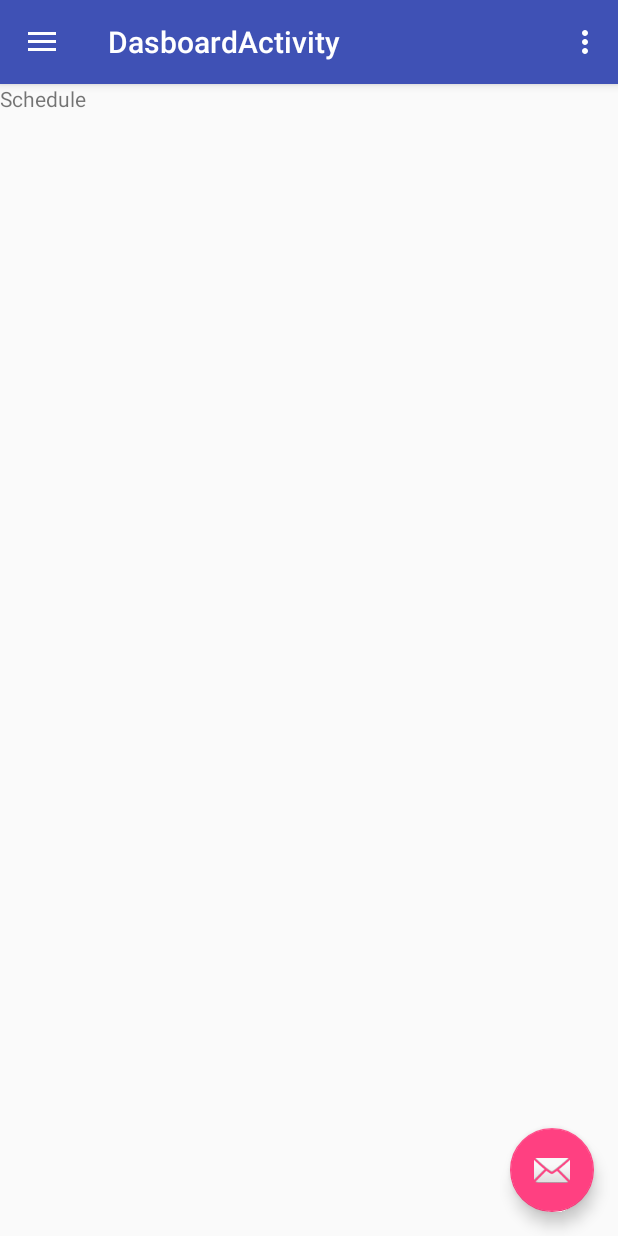
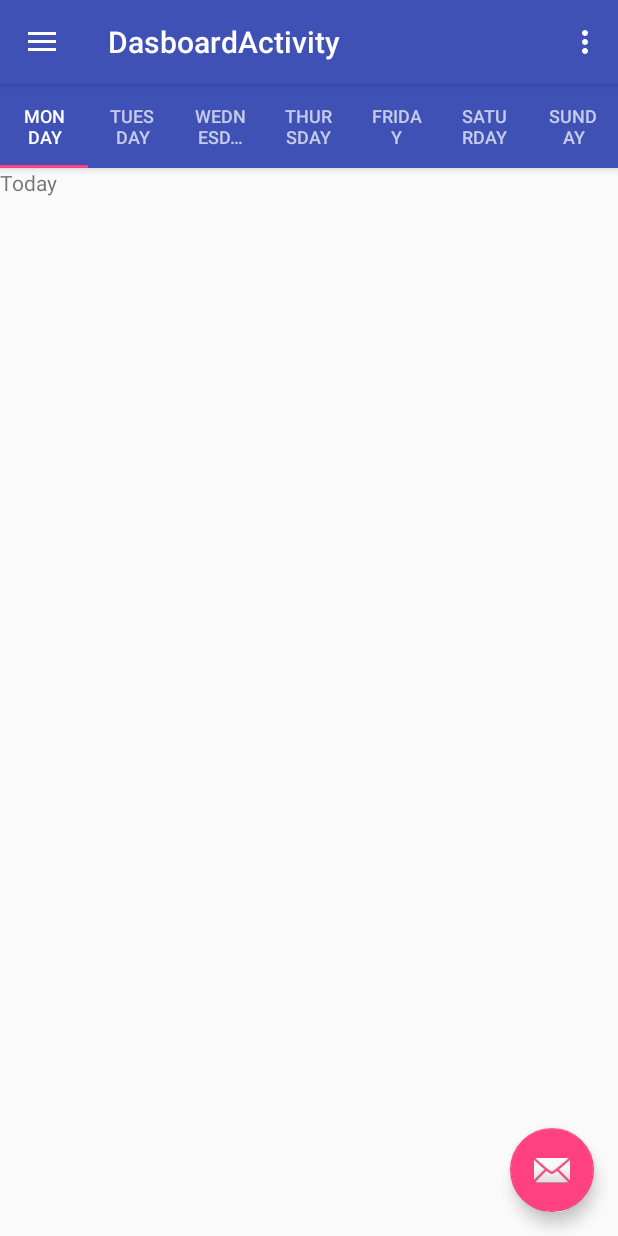
Before and after one commit to 5hirish/android_anti_detention, an Android app: the screen it shows after launch (DashboardActivity), in the side drawer, after a tap on "Schedule", on a phone screen of 412 x 824 dp. Run offline under Robolectric (Android 15) with nearby library versions, the phone set to English and light mode, and no system bars.

Commit message:
Added ViewPager to Schedule Fragment

```diff
--- a/app/src/main/java/com/alleviate/antidetention/DashboardFragment.java
+++ b/app/src/main/java/com/alleviate/antidetention/DashboardFragment.java
@@ -16,7 +16,7 @@ import android.view.ViewGroup;
 /**
  * A simple {@link Fragment} subclass.
  */
-public class DashboardFragment extends Fragment implements NavigationView.OnNavigationItemSelectedListener{
+public class DashboardFragment extends Fragment{
 
 
     public DashboardFragment() {
@@ -40,9 +40,4 @@ public class DashboardFragment extends Fragment implements NavigationView.OnNavi
 
         return fragment;
     }
-
-    @Override
-    public boolean onNavigationItemSelected(@NonNull MenuItem item) {
-        return false;
-    }
 }
--- a/app/src/main/java/com/alleviate/antidetention/ScheduleFragment.java
+++ b/app/src/main/java/com/alleviate/antidetention/ScheduleFragment.java
@@ -2,7 +2,9 @@ package com.alleviate.antidetention;
 
 
 import android.os.Bundle;
+import android.support.design.widget.TabLayout;
 import android.support.v4.app.Fragment;
+import android.support.v4.view.ViewPager;
 import android.view.LayoutInflater;
 import android.view.View;
 import android.view.ViewGroup;
@@ -23,7 +25,17 @@ public class ScheduleFragment extends Fragment {
     public View onCreateView(LayoutInflater inflater, ViewGroup container,
                              Bundle savedInstanceState) {
         // Inflate the layout for this fragment
-        return inflater.inflate(R.layout.fragment_schedule, container, false);
+        View fragment = inflater.inflate(R.layout.fragment_schedule, container, false);
+
+        SectionsPagerAdapterSchedule mSectionsPagerAdapter = new SectionsPagerAdapterSchedule(getFragmentManager());
+
+        // Set up the ViewPager with the sections adapter.
+        ViewPager mViewPager = (ViewPager) fragment.findViewById(R.id.container);
+        mViewPager.setAdapter(mSectionsPagerAdapter);
+
+        TabLayout tabLayout = (TabLayout) fragment.findViewById(R.id.tabs);
+        tabLayout.setupWithViewPager(mViewPager);
+        return fragment;
     }
 
 }
--- /dev/null
+++ b/app/src/main/java/com/alleviate/antidetention/SectionsPagerAdapterSchedule.java
@@ -0,0 +1,64 @@
+package com.alleviate.antidetention;
+
+import android.support.v4.app.Fragment;
+import android.support.v4.app.FragmentManager;
+import android.support.v4.app.FragmentStatePagerAdapter;
+
+/**
+ * Created by felix on 29/12/16.
+ */
+
+public class SectionsPagerAdapterSchedule extends FragmentStatePagerAdapter {
+
+    public SectionsPagerAdapterSchedule(FragmentManager fm) {
+        super(fm);
+    }
+
+    @Override
+    public Fragment getItem(int position) {
+        switch (position){
+            case 0:
+                return new TodayFragment();
+            case 1:
+                return new TomorrowFragment();
+            case 2:
+                return new MonthFragment();
+            case 3:
+                return new MonthFragment();
+            case 4:
+                return new MonthFragment();
+            case 5:
+                return new MonthFragment();
+            case 6:
+                return new MonthFragment();
+
+        }
+        return null;
+    }
+
+    @Override
+    public int getCount() {
+        return 7;
+    }
+
+    @Override
+    public CharSequence getPageTitle(int position) {
+        switch (position) {
+            case 0:
+                return "Monday";
+            case 1:
+                return "Tuesday";
+            case 2:
+                return "Wednesday";
+            case 3:
+                return "Thursday";
+            case 4:
+                return "Friday";
+            case 5:
+                return "Saturday";
+            case 6:
+                return "Sunday";
+        }
+        return null;
+    }
+}
--- a/app/src/main/res/layout/fragment_schedule.xml
+++ b/app/src/main/res/layout/fragment_schedule.xml
@@ -1,13 +1,24 @@
-<FrameLayout xmlns:android="http://schemas.android.com/apk/res/android"
+<LinearLayout
+    xmlns:android="http://schemas.android.com/apk/res/android"
+    xmlns:app="http://schemas.android.com/apk/res-auto"
     xmlns:tools="http://schemas.android.com/tools"
     android:layout_width="match_parent"
     android:layout_height="match_parent"
+    android:orientation="vertical"
     tools:context="com.alleviate.antidetention.ScheduleFragment">
 
-    <!-- TODO: Update blank fragment layout -->
-    <TextView
+    <android.support.design.widget.TabLayout
+        android:id="@+id/tabs"
+        android:layout_width="match_parent"
+        android:layout_height="?attr/actionBarSize"
+        android:background="@color/colorPrimary"
+        android:elevation="4dp"
+        app:theme="@style/ThemeOverlay.AppCompat.Dark.ActionBar"/>
+
+    <android.support.v4.view.ViewPager
+        android:id="@+id/container"
         android:layout_width="match_parent"
         android:layout_height="match_parent"
-        android:text="Schedule" />
+        app:layout_behavior="@string/appbar_scrolling_view_behavior" />
 
-</FrameLayout>
+</LinearLayout>
```
